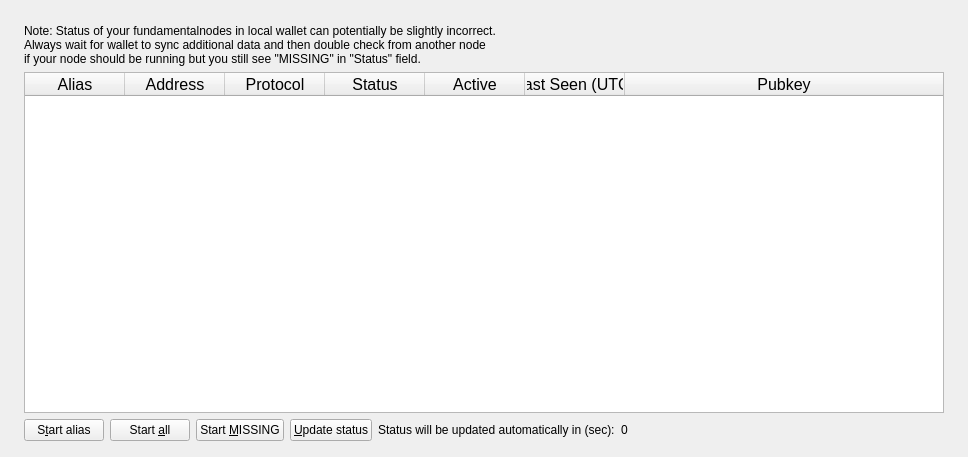
This is src/qt/forms/fundamentalnodelist.ui in AureusXIV/AureusXIV as Qt 5 draws it before an edit. The edited form follows.
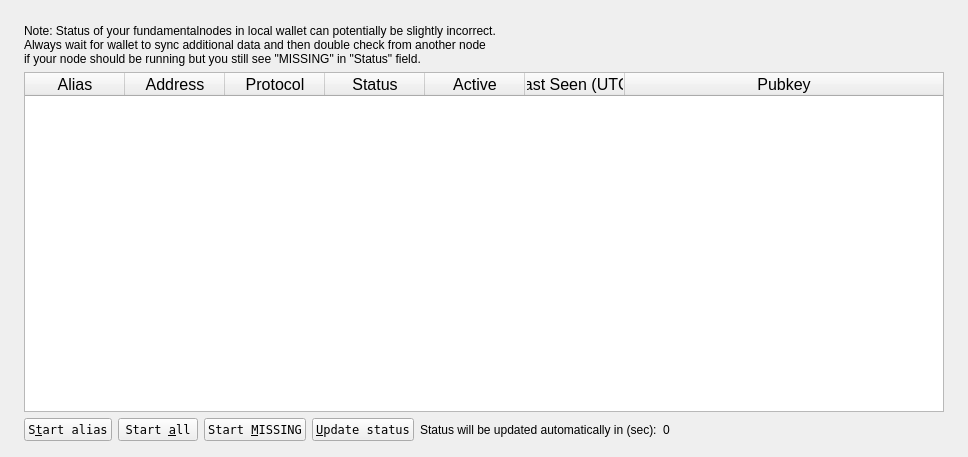
This is the edited form.

Commit message: Adjust sidebar spacing, fix button fonts & sizing

The edit to the form file:
```diff
--- a/src/qt/forms/fundamentalnodelist.ui
+++ b/src/qt/forms/fundamentalnodelist.ui
@@ -231,6 +231,11 @@
                   </property>
                   <item>
                    <widget class="QPushButton" name="startButton">
+                    <property name="font">
+                    <font>
+                        <family>Andale Mono</family>
+                    </font>
+                    </property>
                     <property name="text">
                      <string>S&amp;tart alias</string>
                     </property>
@@ -238,6 +243,11 @@
                   </item>
                   <item>
                    <widget class="QPushButton" name="startAllButton">
+                    <property name="font">
+                    <font>
+                        <family>Andale Mono</family>
+                    </font>
+                    </property>
                     <property name="text">
                      <string>Start &amp;all</string>
                     </property>
@@ -245,6 +255,11 @@
                   </item>
                   <item>
                    <widget class="QPushButton" name="startMissingButton">
+                    <property name="font">
+                    <font>
+                        <family>Andale Mono</family>
+                    </font>
+                    </property>
                     <property name="text">
                      <string>Start &amp;MISSING</string>
                     </property>
@@ -252,6 +267,11 @@
                   </item>
                   <item>
                    <widget class="QPushButton" name="UpdateButton">
+                    <property name="font">
+                    <font>
+                        <family>Andale Mono</family>
+                    </font>
+                    </property>
                     <property name="text">
                      <string>&amp;Update status</string>
                     </property>
```
The commit also changes 4 other files.
